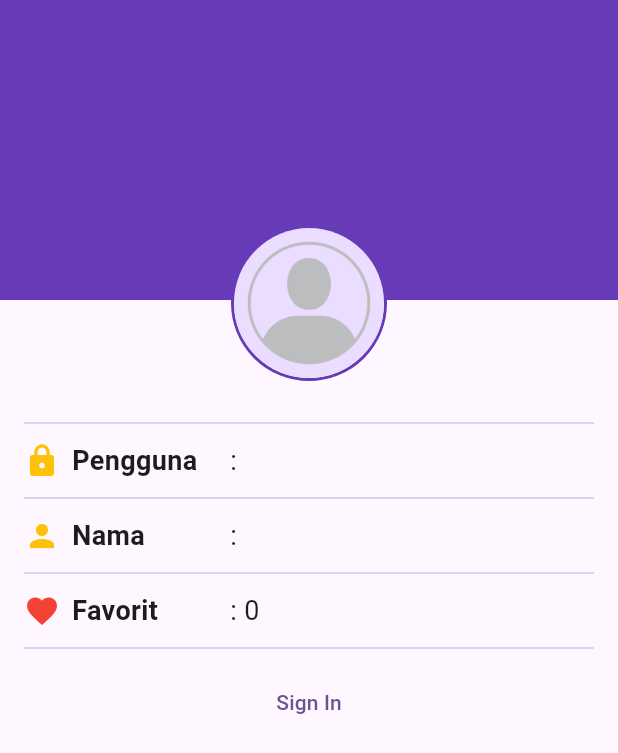
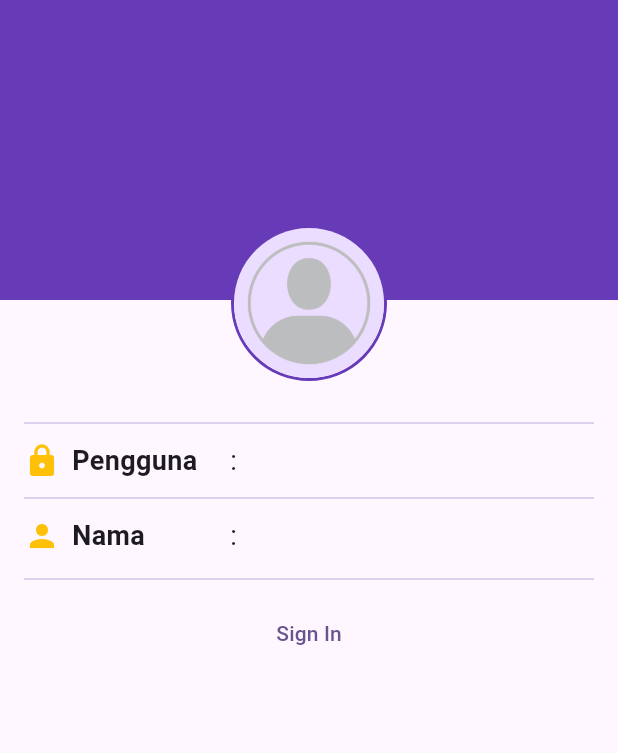
Before and after one commit to Stephen1303/prj_perpustakaan, a Flutter app: the ProfileScreen screen opened directly, on a phone screen of 412 x 824 dp. Shown: the top 753 px of the screen. Run offline on Flutter 3.47's test engine with Material 3 defaults, Android fonts, the phone set to English and light mode, and no system bars; our stand-ins replace shared_preferences; missing offline and left inert: encrypt; accounts and stored records are empty.

Commit message:
delete favorite

```diff
--- a/lib/main_screen.dart
+++ b/lib/main_screen.dart
@@ -53,12 +53,6 @@ class _MainScreenState extends State<MainScreen> {
               BottomNavigationBarItem(
                   icon: Icon(Icons.favorite, color: Colors.deepPurple),
                   label: "Favorite"),
-              BottomNavigationBarItem(
-                  icon: Icon(
-                    Icons.person,
-                    color: Colors.deepPurple,
-                  ),
-                  label: "Profile")
             ],
             selectedItemColor: Colors.deepPurple,
             unselectedItemColor: Colors.deepPurple[100],
--- a/lib/profile_screen.dart
+++ b/lib/profile_screen.dart
@@ -142,37 +142,6 @@ class _ProfileScreenState extends State<ProfileScreen> {
                 SizedBox(
                   height: 4,
                 ),
-                Divider(color: Colors.deepPurple[100]),
-                SizedBox(
-                  height: 4,
-                ),
-                Row(
-                  children: [
-                    SizedBox(
-                      width: MediaQuery.of(context).size.width / 3,
-                      child: Row(
-                        children: [
-                          Icon(Icons.favorite, color: Colors.red),
-                          SizedBox(
-                            width: 8,
-                          ),
-                          Text(
-                            'Favorit',
-                            style: TextStyle(
-                                fontSize: 18, fontWeight: FontWeight.bold),
-                          )
-                        ],
-                      ),
-                    ),
-                    Expanded(
-                        child: Text(
-                      ': $favoritBukuCount',
-                      style: TextStyle(fontSize: 18),
-                    )),
-                    if (isSignedIn) Icon(Icons.edit),
-                  ],
-                ),
-
                 //TODO 4 : Profile Action
                 SizedBox(
                   height: 4,
```
Also changed, not shown: lib/detail_screen.dart (+1 -10 lines), lib/favorite_screen.dart (deleted, +0 -15 lines).
